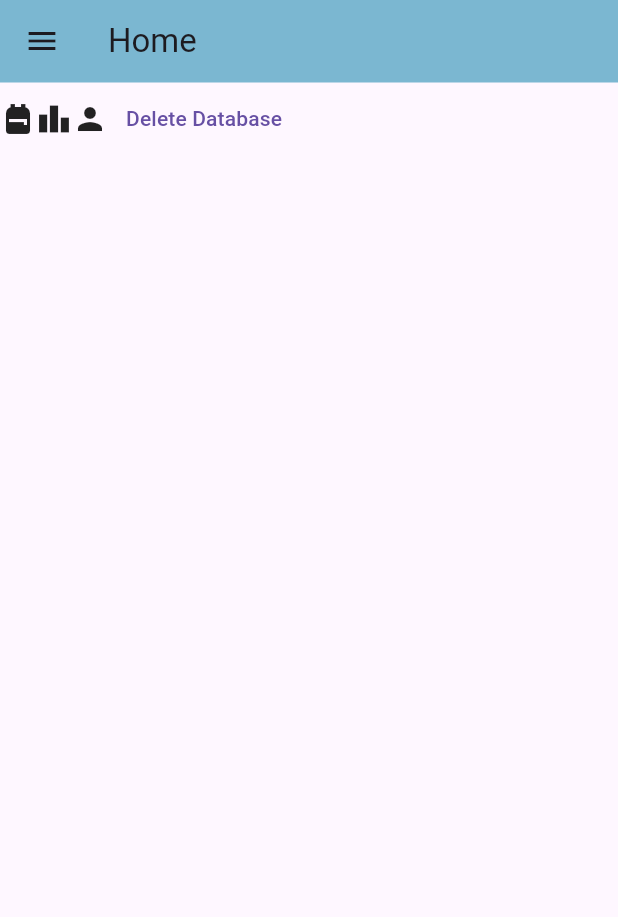
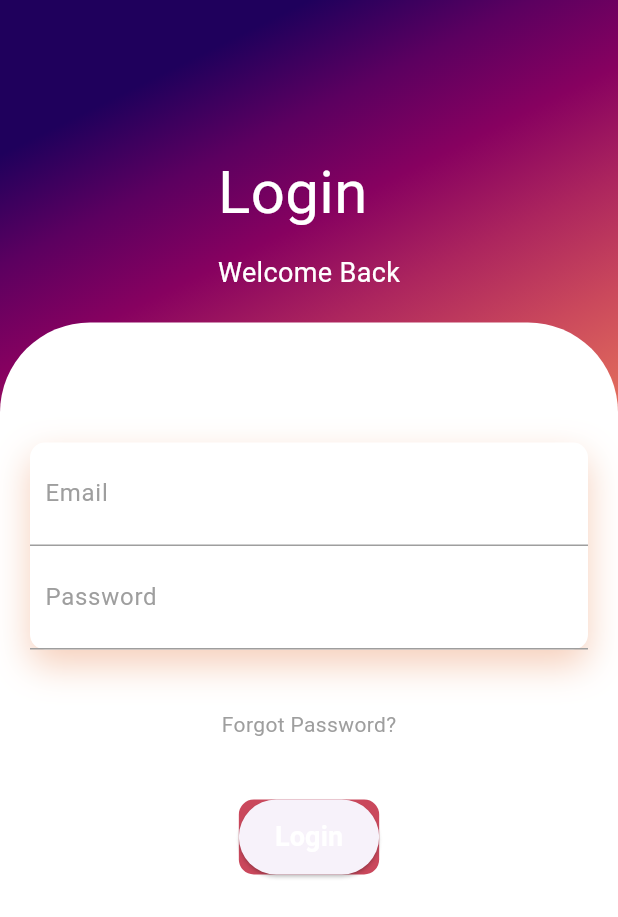
Before and after one commit to ahdersm/taskmaster, a Flutter app: the screen it shows after launch, on a phone screen of 412 x 824 dp. Shown: the top 917 px of the screen. Run offline on Flutter 3.47's test engine with Material 3 defaults, Android fonts, the phone set to English and light mode, and no system bars; our stand-ins replace flutter_svg, logger, sqflite, sqflite_common, table_calendar; missing offline and left inert: workmanager; accounts and stored records are empty; Roboto replaces fonts that are missing (Poppins).

Commit message:
Adding login page

```diff
--- /dev/null
+++ b/devtools_options.yaml
@@ -0,0 +1,3 @@
+description: This file stores settings for Dart & Flutter DevTools.
+documentation: https://docs.flutter.dev/tools/devtools/extensions#configure-extension-enablement-states
+extensions:
--- a/lib/main.dart
+++ b/lib/main.dart
@@ -2,6 +2,7 @@ import 'package:flutter/material.dart';
 import 'package:taskmaster/models/comman_methods.dart';
 import 'package:taskmaster/models/task.dart';
 import 'package:taskmaster/models/tasks.dart';
+import 'package:taskmaster/screens/login_page.dart';
 import 'package:taskmaster/screens/home_page.dart';
 import 'package:taskmaster/screens/store_page.dart';
 import 'package:taskmaster/screens/storeitemdetail_page.dart';
@@ -66,8 +67,9 @@ class MyApp extends StatelessWidget {
     return MaterialApp(
       debugShowCheckedModeBanner: false,
       theme: ThemeData(fontFamily: 'Poppins'),
-      home: HomePage(),
+      home: LoginPage(),
       routes: {
+        '/login': (context) => LoginPage(),
         '/home': (context) => HomePage(),
         '/tasks': (context) => TaskListPage(),
         '/task': (context) => TaskDetailPage(),
--- a/lib/models/comman_methods.dart
+++ b/lib/models/comman_methods.dart
@@ -91,7 +91,7 @@ class CommanMethods{
               decoration: BoxDecoration(color: barcolor),
               margin: EdgeInsets.all(0.0),
               padding: EdgeInsets.all(0.0),
-              child: Center(child: Text("Application Name")),
+              child: Center(child: Text("Application Name!")),
             ),
           ),
           ListTile(
@@ -116,6 +116,14 @@ class CommanMethods{
               //onItemTapped(0);
               Navigator.pop(context);
               Navigator.pushNamed(context, '/store');
+            },
+          ),
+          ListTile(
+            title: const Text('Logout'),
+            onTap: (){
+              //onItemTapped(0);
+              Navigator.pop(context);
+              Navigator.pushNamed(context, '/login');
             },
           ),
         ],
--- a/lib/models/task.dart
+++ b/lib/models/task.dart
@@ -1,5 +1,5 @@
 import 'dart:async';
-import 'dart:ffi';
+//import 'dart:ffi';
 
 import 'package:flutter/material.dart';
 import 'package:sqflite/sqflite.dart';
--- a/lib/screens/_main_scaffold.dart
+++ b/lib/screens/_main_scaffold.dart
@@ -23,7 +23,7 @@ class MainScaffold extends StatelessWidget{
                 decoration: BoxDecoration(color: Colors.blue),
                 margin: EdgeInsets.all(0.0),
                 padding: EdgeInsets.all(0.0),
-                child: Center(child: Text("Application Name")),
+                child: Center(child: Text("Application Name!")),
               ),
             ),
             ListTile(
--- /dev/null
+++ b/lib/screens/login_page.dart
@@ -0,0 +1,153 @@
+import 'package:flutter/material.dart';
+import 'package:taskmaster/models/comman_methods.dart';
+import 'package:taskmaster/models/task.dart';
+import 'package:taskmaster/screens/_main_scaffold.dart';
+import 'package:taskmaster/services/database_service.dart';
+import 'package:http/http.dart' as http;
+import 'dart:convert';
+
+class LoginPage extends StatefulWidget {
+  const LoginPage({super.key});
+
+  @override
+  State<LoginPage> createState() => _LoginPageState();
+}
+
+class _LoginPageState extends State<LoginPage> {
+  final TextEditingController _email = TextEditingController();
+  final TextEditingController _password = TextEditingController();
+  Future<String>? _response;
+  Future<String> submitData() async {
+    final response = await http.post(
+      Uri.parse('https://10.0.2.2:8081/api/Auth'),
+      headers: {'Content-Type': 'application/json'},
+      body: jsonEncode({'email': _email.text, 'password': _password.text}),
+    );
+    if (response.statusCode == 200) {
+      return 'Success: ${response.body}';
+    } else {
+      throw Exception('Failed to send data');
+    }
+  }
+  @override
+  Widget build(BuildContext context) {
+    return Scaffold(
+      body: Container(
+        width: double.infinity,
+        decoration: BoxDecoration(
+          gradient: LinearGradient(
+            begin: Alignment.topCenter,
+            colors: <Color>[
+              Color(0xff1f005c),
+              Color(0xff5b0060),
+              Color(0xff870160),
+              Color(0xffac255e),
+              Color(0xffca485c),
+              Color(0xffe16b5c),
+              Color(0xfff39060),
+              Color(0xffffb56b),
+            ]
+          )
+        ),
+        child: Column(
+          children: <Widget>[
+            SizedBox(height: 80,),
+            Padding(
+              padding: EdgeInsets.all(20),
+              child: Column(
+                crossAxisAlignment: CrossAxisAlignment.start,
+                children: <Widget>[
+                  Text("Login", style: TextStyle(color: Colors.white, fontSize: 40),),
+                  SizedBox(height: 12,),
+                  Text("Welcome Back", style: TextStyle(color: Colors.white, fontSize: 18),)
+                ],
+              ),
+            ),
+            Expanded(
+              child: Container(
+                decoration: BoxDecoration(
+                  color: Colors.white,
+                  borderRadius: BorderRadius.only(topLeft: Radius.circular(60), topRight: Radius.circular(60))
+                ),
+                child: Padding(
+                  padding: EdgeInsets.all(20),
+                  child: Column(
+                    children: <Widget>[
+                      //Space above Email Section
+                      SizedBox(height: 60,),
+                      //Login input section
+                      Container(
+                        decoration: BoxDecoration(
+                          color: Colors.white,
+                          borderRadius: BorderRadius.circular(10),
+                          boxShadow: [BoxShadow(
+                            color: Color.fromRGBO(225, 95, 27, .3),
+                            blurRadius: 20,
+                            offset: Offset(0,10)
+                          )]
+                        ),
+                        child: Column(
+                          children: <Widget>[
+                            //Email Section
+                            Container(
+                              padding: EdgeInsets.all(10),
+                              decoration: BoxDecoration(
+                                border: Border(bottom: BorderSide(color: Colors.grey)),
+                              ),
+                              child: TextField(
+                                controller: _email,
+                                decoration: InputDecoration(
+                                  hintText: "Email",
+                                  hintStyle: TextStyle(color: Colors.grey),
+                                  border: InputBorder.none
+                                )
+                              )
+                            ),
+                            //Password Section
+                            Container(
+                              padding: EdgeInsets.all(10),
+                              decoration: BoxDecoration(
+                                border: Border(bottom: BorderSide(color: Colors.grey)),
+                              ),
+                              child: TextField(
+                                controller: _password,
+                                decoration: InputDecoration(
+                                  hintText: "Password",
+                                  hintStyle: TextStyle(color: Colors.grey),
+                                  border: InputBorder.none
+                                )
+                              )
+                            )
+                          ],
+                        )
+                      ),
+                      SizedBox(height: 40,),
+                      Text("Forgot Password?", style: TextStyle(color: Colors.grey)),
+                      SizedBox(height: 40,),
+                      Container(
+                        height: 50,
+                        //margin: EdgeInsets.symmetric(horizontal: 50),
+                        decoration: BoxDecoration(
+                          borderRadius: BorderRadius.circular(10),
+                          color: Color(0xffca485c),
+                        ),
+                        child: ElevatedButton(
+                          onPressed: () {
+                            setState(() {
+                              _response = submitData();
+                            });
+                          },
+                          child: Text("Login", style: TextStyle(color: Colors.white, fontSize: 18, fontWeight: FontWeight.bold))
+                        )
+                      )
+                    ],
+                  )
+                ),
+              )
+            ),
+          ],
+        ),
+      )
+    );
+  }
+}
--- a/pubspec.yaml
+++ b/pubspec.yaml
@@ -16,6 +16,7 @@ dependencies:
   path: ^1.9.0
   table_calendar: ^3.2.0
   workmanager: ^0.5.2
+  http: ^1.6.0
 
 
 dev_dependencies:
```
Also changed, not shown: pubspec.lock.
